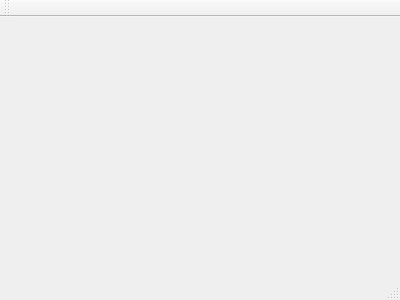
This is xml/xmlEditor_1/mainwindow.ui in tbigad/plainCPP as Qt 5 draws it before an edit. The edited form follows.
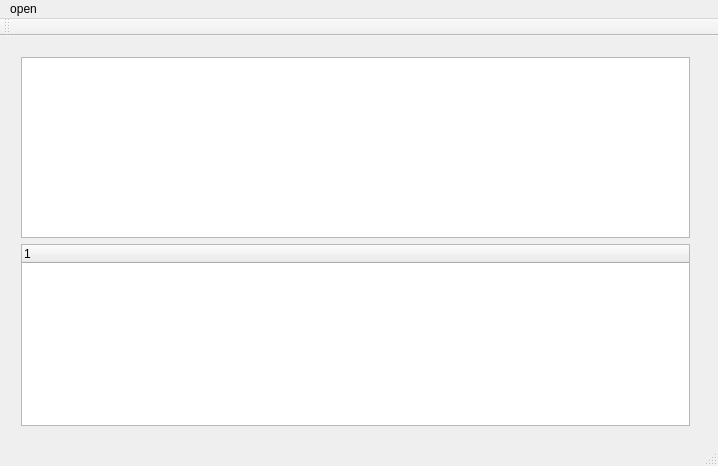
This is the edited form.

```diff
--- a/xml/xmlEditor_1/mainwindow.ui
+++ b/xml/xmlEditor_1/mainwindow.ui
@@ -1,24 +1,80 @@
 <ui version="4.0">
  <class>MainWindow</class>
- <widget class="QMainWindow" name="MainWindow" >
-  <property name="geometry" >
+ <widget class="QMainWindow" name="MainWindow">
+  <property name="geometry">
    <rect>
     <x>0</x>
     <y>0</y>
-    <width>400</width>
-    <height>300</height>
+    <width>718</width>
+    <height>466</height>
    </rect>
   </property>
   <property name="windowTitle" >
    <string>MainWindow</string>
   </property>
-  <widget class="QMenuBar" name="menuBar" />
-  <widget class="QToolBar" name="mainToolBar" />
-  <widget class="QWidget" name="centralWidget" />
-  <widget class="QStatusBar" name="statusBar" />
+  <widget class="QWidget" name="centralWidget">
+   <widget class="QWidget" name="">
+    <property name="geometry">
+     <rect>
+      <x>10</x>
+      <y>10</y>
+      <width>691</width>
+      <height>391</height>
+     </rect>
+    </property>
+    <layout class="QVBoxLayout" name="verticalLayout">
+     <item>
+      <widget class="QPlainTextEdit" name="plainTextEdit">
+       <property name="readOnly">
+        <bool>true</bool>
+       </property>
+      </widget>
+     </item>
+     <item>
+      <widget class="QTreeWidget" name="treeWidget">
+       <column>
+        <property name="text">
+         <string notr="true">1</string>
+        </property>
+       </column>
+      </widget>
+     </item>
+    </layout>
+   </widget>
+  </widget>
+  <widget class="QMenuBar" name="menuBar">
+   <property name="geometry">
+    <rect>
+     <x>0</x>
+     <y>0</y>
+     <width>718</width>
+     <height>19</height>
+    </rect>
+   </property>
+   <widget class="QMenu" name="menuOpen">
+    <property name="title">
+     <string>open</string>
+    </property>
+    <addaction name="open_File"/>
+   </widget>
+   <addaction name="menuOpen"/>
+  </widget>
+  <widget class="QToolBar" name="mainToolBar">
+   <attribute name="toolBarArea">
+    <enum>TopToolBarArea</enum>
+   </attribute>
+   <attribute name="toolBarBreak">
+    <bool>false</bool>
+   </attribute>
+  </widget>
+  <widget class="QStatusBar" name="statusBar"/>
+  <action name="open_File">
+   <property name="text">
+    <string>Open Files</string>
+   </property>
+  </action>
  </widget>
- <layoutDefault spacing="6" margin="11" />
- <pixmapfunction></pixmapfunction>
+ <layoutdefault spacing="6" margin="11"/>
  <resources/>
  <connections/>
 </ui>
```
Left out of the diff: 3 changed lines with no effect on the pictures.
